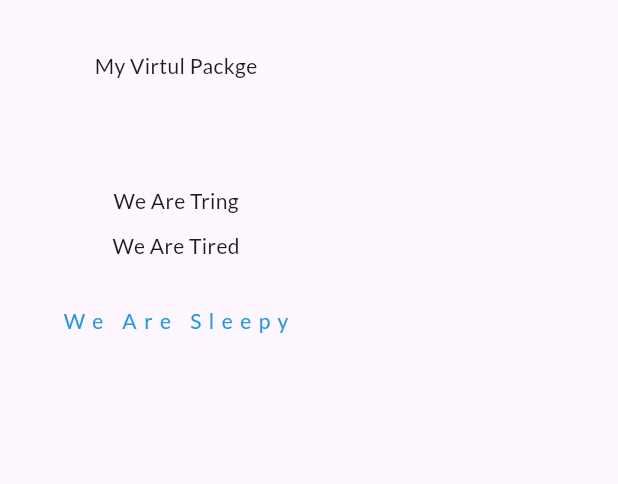
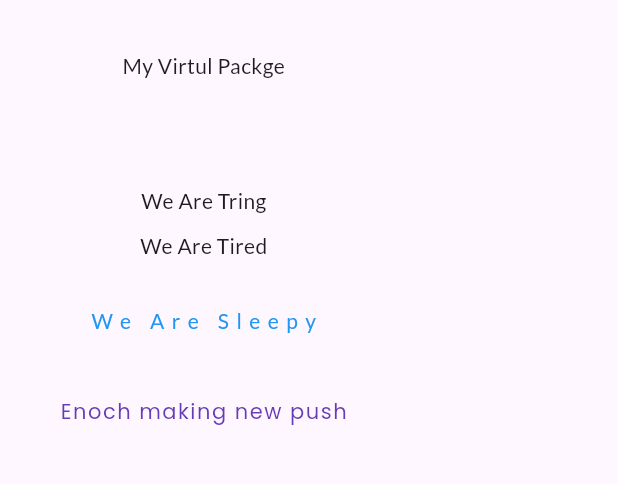
Before and after one commit to Habsel/second_project, a Flutter app: the screen it shows after launch, on a phone screen of 412 x 824 dp, the part 63-547 px from its top. Run offline on Flutter 3.47's test engine with Material 3 defaults, Android fonts, the phone set to English and light mode, and no system bars; our stand-ins replace cloud_firestore, firebase_core, google_fonts; accounts and stored records are empty.

Commit message:
changes on text

```diff
--- a/my_virtul_package/lib/homepage.dart
+++ b/my_virtul_package/lib/homepage.dart
@@ -41,6 +41,15 @@ class MyHomePage extends StatelessWidget {
                   letterSpacing: 5),
             ),
           ),
+          Padding(
+            padding: const EdgeInsets.fromLTRB(40, 20, 40, 20),
+            child: Text(
+              'Enoch making new push',
+              style: GoogleFonts.poppins(
+                  textStyle: const TextStyle(color: Colors.deepPurple,),
+                  letterSpacing: 1),
+            ),
+          ),
         ],
       ),
     );
```
